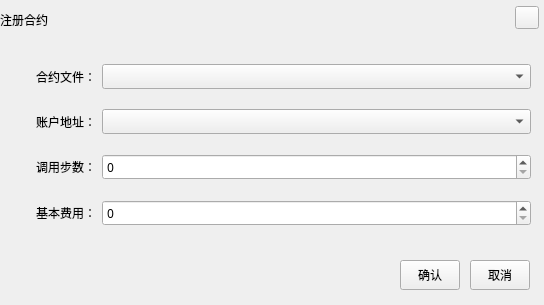
Old version of the form ChainIDE/custom/RegisterContractDialogHX.ui in the repository HcashOrg/HX-IDE.
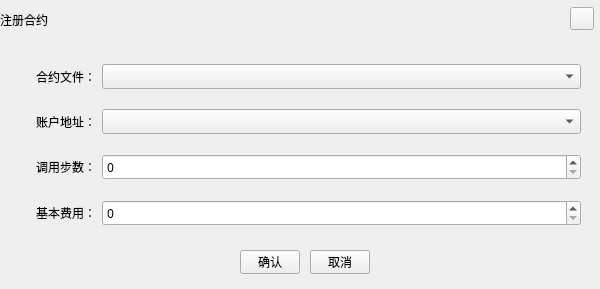
New version of the form.

```diff
--- a/ChainIDE/custom/RegisterContractDialogHX.ui
+++ b/ChainIDE/custom/RegisterContractDialogHX.ui
@@ -6,8 +6,8 @@
    <rect>
     <x>0</x>
     <y>0</y>
-    <width>544</width>
-    <height>305</height>
+    <width>600</width>
+    <height>289</height>
    </rect>
   </property>
   <property name="font">
@@ -26,7 +26,7 @@
     <rect>
      <x>0</x>
      <y>0</y>
-     <width>544</width>
+     <width>600</width>
      <height>40</height>
     </rect>
    </property>
@@ -48,8 +48,8 @@
   <widget class="QToolButton" name="closeBtn">
    <property name="geometry">
     <rect>
-     <x>515</x>
-     <y>6</y>
+     <x>570</x>
+     <y>7</y>
      <width>24</width>
      <height>23</height>
     </rect>
@@ -72,10 +72,10 @@
   <widget class="QToolButton" name="okBtn">
    <property name="geometry">
     <rect>
-     <x>400</x>
-     <y>260</y>
+     <x>240</x>
+     <y>250</y>
      <width>60</width>
-     <height>30</height>
+     <height>24</height>
     </rect>
    </property>
    <property name="styleSheet">
@@ -88,10 +88,10 @@
   <widget class="QToolButton" name="cancelBtn">
    <property name="geometry">
     <rect>
-     <x>470</x>
-     <y>260</y>
+     <x>310</x>
+     <y>250</y>
      <width>60</width>
-     <height>30</height>
+     <height>24</height>
     </rect>
    </property>
    <property name="styleSheet">
@@ -104,9 +104,9 @@
   <widget class="QWidget" name="layoutWidget">
    <property name="geometry">
     <rect>
-     <x>10</x>
+     <x>0</x>
      <y>50</y>
-     <width>521</width>
+     <width>581</width>
      <height>191</height>
     </rect>
    </property>
```
